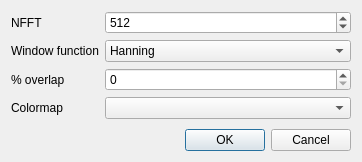
Old version of the form spikeylab/dialogs/specgram_dlg.ui in the repository portfors-lab/sparkle.
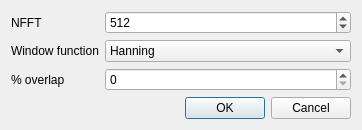
New version of the form.

What changed in the file:
```diff
--- a/spikeylab/dialogs/specgram_dlg.ui
+++ b/spikeylab/dialogs/specgram_dlg.ui
@@ -7,7 +7,7 @@
     <x>0</x>
     <y>0</y>
     <width>362</width>
-    <height>162</height>
+    <height>121</height>
    </rect>
   </property>
   <property name="windowTitle">
@@ -16,6 +16,9 @@
   <layout class="QVBoxLayout" name="verticalLayout">
    <item>
     <layout class="QFormLayout" name="formLayout">
+     <property name="fieldGrowthPolicy">
+      <enum>QFormLayout::AllNonFixedFieldsGrow</enum>
+     </property>
      <item row="0" column="0">
       <widget class="QLabel" name="label">
        <property name="text">
@@ -82,16 +85,6 @@
      <item row="2" column="1">
       <widget class="QSpinBox" name="overlap_spnbx"/>
      </item>
-     <item row="3" column="1">
-      <widget class="QComboBox" name="colormap_cmbx"/>
-     </item>
-     <item row="3" column="0">
-      <widget class="QLabel" name="label_4">
-       <property name="text">
-        <string>Colormap</string>
-       </property>
-      </widget>
-     </item>
     </layout>
    </item>
    <item>
```
